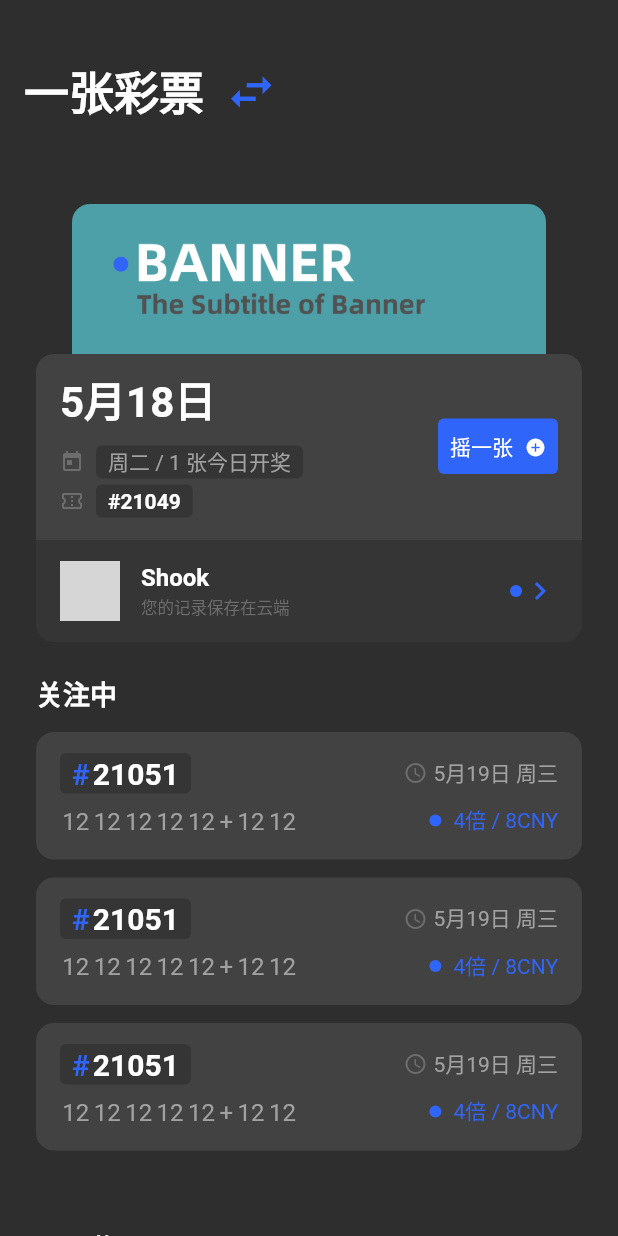
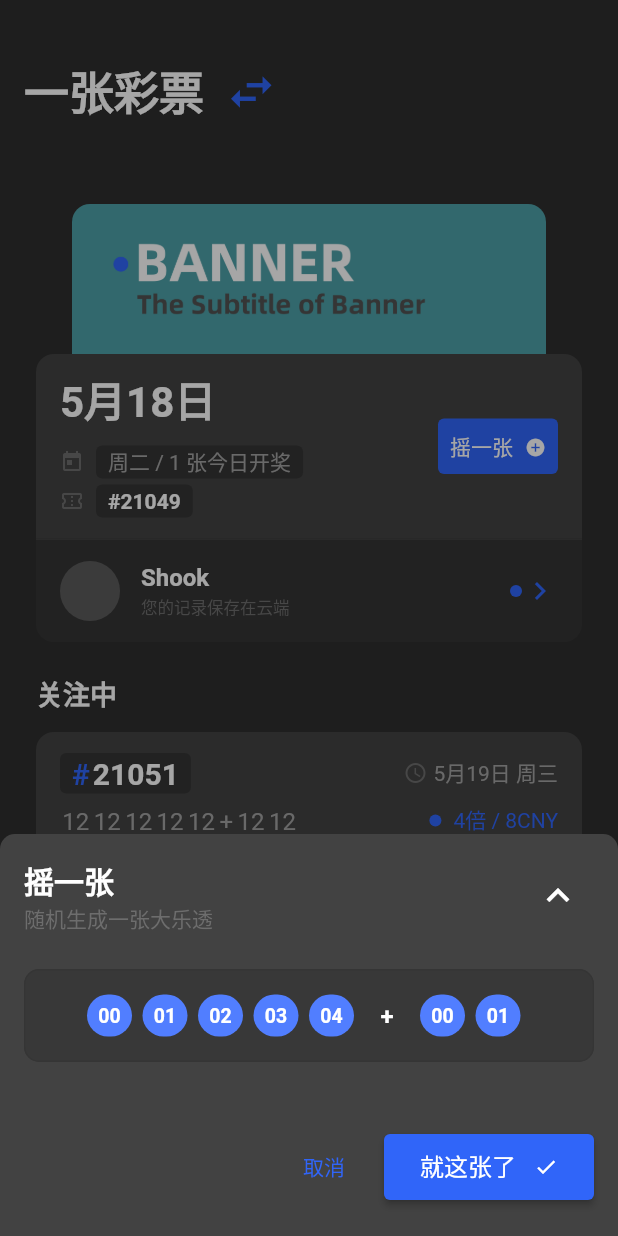
Before and after one commit to ShookLyngs/lyngs-donator, a Flutter app: the screen it shows after launch, after a tap on "摇一张", on a phone screen of 412 x 824 dp. Run offline on Flutter 3.47's test engine with Material 2 defaults, Android fonts, the light colour scheme and no system bars; our stand-ins replace flutter_sticky_header, get, modal_bottom_sheet; grey boxes are pictures that could not be loaded.

Commit message:
update(page/home): updated codes and styles.

```diff
--- a/lib/pages/home/history_list.dart
+++ b/lib/pages/home/history_list.dart
@@ -122,10 +122,18 @@
 class NumberBall extends StatelessWidget {
   final String text;
   final double size;
+  final Color? color;
+  final Color? textColor;
+  final double textSize;
+  final bool format;
 
-  NumberBall({
+  const NumberBall({
     required this.text,
     this.size = 26,
+    this.color,
+    this.textColor,
+    this.textSize = 13,
+    this.format = true,
   });
 
   @override
@@ -136,13 +144,14 @@
         height: size,
         width: size,
         decoration: BoxDecoration(
-          color: Theme.of(context).backgroundColor,
+          color: color ?? Theme.of(context).backgroundColor,
           borderRadius: BorderRadius.all(Radius.circular(size)),
         ),
         child: Center(child: Text(
-          formatTextLength(text),
-          style: Theme.of(context).textTheme.headline5!.copyWith(
-            fontSize: 13,
+          format ? formatTextLength(text) : text,
+          style: TextStyle(
+            color: textColor ?? Theme.of(context).textTheme.headline5!.color,
+            fontSize: textSize,
             fontWeight: FontWeight.bold,
           ),
         )),
--- /dev/null
+++ b/lib/pages/home/roll_ticket_sheet.dart
@@ -0,0 +1,196 @@
+import 'package:modal_bottom_sheet/modal_bottom_sheet.dart';
+
+import '../../main.dart';
+import 'history_list.dart';
+
+void showRollTicketSheet([BuildContext? context]) {
+  showMaterialModalBottomSheet(
+    context: context ?? Get.context!,
+    bounce: true,
+    backgroundColor: Colors.transparent,
+    builder: (_) => const RollTicketSheet(),
+  );
+}
+
+class RollTicketSheet extends StatelessWidget {
+  const RollTicketSheet();
+
+  @override
+  Widget build(BuildContext context) {
+    return Ink(
+      decoration: BoxDecoration(
+        color: context.theme.cardColor,
+        borderRadius: const BorderRadius.vertical(
+          top: Radius.circular(10),
+        ),
+      ),
+      child: SingleChildScrollView(
+        child: SafeArea(
+          top: false,
+          child: Column(
+            crossAxisAlignment: CrossAxisAlignment.start,
+            children: [
+              const SizedBox(height: 16),
+              const RollTicketHeader(
+                title: '摇一张',
+                description: '随机生成一张大乐透',
+              ),
+              const SizedBox(height: 24),
+              Padding(
+                padding: const EdgeInsets.symmetric(horizontal: 16),
+                child: ClipRRect(
+                  borderRadius: BorderRadius.circular(10),
+                  child: Material(
+                    child: Ink(
+                      height: 62,
+                      decoration: BoxDecoration(
+                        color: context.theme.backgroundColor,
+                        borderRadius: BorderRadius.circular(10),
+                        border: Border.all(
+                          color: context.theme.canvasColor,
+                        ),
+                      ),
+                      child: Center(
+                        child: ListView(
+                          padding: const EdgeInsets.symmetric(
+                            horizontal: 12,
+                            vertical: 16,
+                          ),
+                          physics: const BouncingScrollPhysics(),
+                          scrollDirection: Axis.horizontal,
+                          clipBehavior: Clip.antiAlias,
+                          shrinkWrap: true,
+                          children: [
+                            Row(
+                                children: List.generate(
+                              5,
+                              (index) => NumberBall(
+                                text: '$index',
+                                size: 30,
+                                textColor:
+                                  context.theme.primaryTextTheme.button!.color,
+                                color: context.theme.primaryColorLight,
+                              ),
+                            )),
+                            const NumberBall(
+                              text: '+',
+                              size: 30,
+                              format: false,
+                              textSize: 16,
+                              color: Colors.transparent,
+                            ),
+                            Row(
+                                children: List.generate(
+                              2,
+                              (index) => NumberBall(
+                                text: '$index',
+                                size: 30,
+                                textColor:
+                                  context.theme.primaryTextTheme.button!.color,
+                                color: context.theme.primaryColorLight,
+                              ),
+                            )),
+                          ],
+                        ),
+                      ),
+                    ),
+                  ),
+                ),
+              ),
+              const SizedBox(height: 48),
+              Row(
+                children: [
+                  const SizedBox(width: 16),
+                  const Spacer(),
+                  SizedBox(
+                    height: 44,
+                    child: TextButton(
+                      onPressed: () {  },
+                      child: const Text('取消'),
+                    ),
+                  ),
+                  const SizedBox(width: 8),
+                  SizedBox(
+                    width: 140,
+                    height: 44,
+                    child: ElevatedButton(
+                      onPressed: () {},
+                      child: Row(
+                        mainAxisAlignment: MainAxisAlignment.center,
+                        crossAxisAlignment: CrossAxisAlignment.center,
+                        children: [
+                          const Text(
+                            '就这张了',
+                            style: TextStyle(
+                              fontSize: 16,
+                              height: 1.25,
+                            ),
+                          ),
+                          const SizedBox(width: 12),
+                          const SizedBox(
+                            height: 16,
+                            child: Icon(Icons.check, size: 16),
+                          ),
+                        ],
+                      ),
+                    ),
+                  ),
+                  const SizedBox(width: 16),
+                ],
+              ),
+              const SizedBox(height: 24),
+            ],
+          ),
+        ),
+      ),
+    );
+  }
+}
+
+class RollTicketHeader extends StatelessWidget {
+  final String title;
+  final String? description;
+
+  const RollTicketHeader({
+    required this.title,
+    this.description,
+  });
+
+  @override
+  Widget build(BuildContext context) {
+    return Padding(
+      padding: const EdgeInsets.symmetric(horizontal: 16),
+      child: Row(
+        children: [
+          Column(
+            crossAxisAlignment: CrossAxisAlignment.start,
+            children: [
+              Text(
+                title,
+                style: context.textTheme.headline6!.copyWith(
+                  fontWeight: FontWeight.bold,
+                ),
+              ),
+              const SizedBox(height: 2),
+              description != null
+                  ? Text(
+                      description!,
+                      style: context.textTheme.caption!.copyWith(fontSize: 14),
+                    )
+                  : const SizedBox(),
+            ],
+          ),
+
+          const Spacer(),
+
+          IconButton(
+            onPressed: () {},
+            splashRadius: 24,
+            iconSize: 30,
+            icon: const Icon(Icons.expand_less),
+          ),
+        ],
+      ),
+    );
+  }
+}
--- a/lib/pages/home/today_actions.dart
+++ b/lib/pages/home/today_actions.dart
@@ -1,4 +1,7 @@
+import 'package:flutter/cupertino.dart';
+
 import '../../main.dart';
+import 'roll_ticket_sheet.dart';
 import 'widgets/radius_card.dart';
 
 class TodayActions extends StatelessWidget {
@@ -50,7 +53,7 @@
                   ),
                 ),
                 const SizedBox(height: 12),
-                Row(children:[
+                Row(children: [
                   Icon(
                     Icons.today,
                     size: 16,
@@ -64,8 +67,7 @@
                     ),
                     decoration: BoxDecoration(
                       color: context.theme.canvasColor,
-                      borderRadius:
-                      const BorderRadius.all(Radius.circular(4)),
+                      borderRadius: const BorderRadius.all(Radius.circular(4)),
                     ),
                     child: Text(
                       '周二 / 1 张今日开奖',
@@ -93,7 +95,7 @@
                       decoration: BoxDecoration(
                         color: context.theme.canvasColor,
                         borderRadius:
-                        const BorderRadius.all(Radius.circular(4)),
+                            const BorderRadius.all(Radius.circular(4)),
                       ),
                       child: Text(
                         '#21049',
@@ -112,6 +114,7 @@
             TextButton(
               onPressed: () {
                 Get.changeTheme(Get.isDarkMode ? lightTheme : darkTheme);
+                showRollTicketSheet();
               },
               style: TextButton.styleFrom(
                 primary: context.theme.primaryTextTheme.button!.color,
@@ -131,7 +134,6 @@
             ),
           ]),
         ),
-
         const Padding(
           padding: EdgeInsets.symmetric(horizontal: 24),
           child: SizedBox(
@@ -139,7 +141,6 @@
             child: Divider(),
           ),
         ),
-
         RadiusCard(
           onTap: () {},
           color: context.theme.canvasColor,
```
